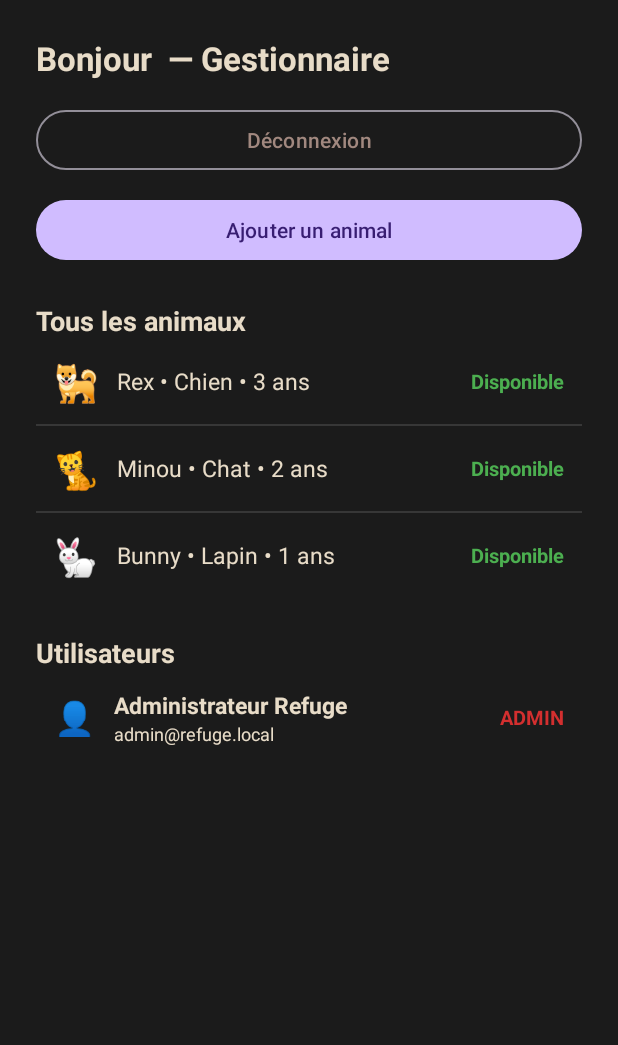
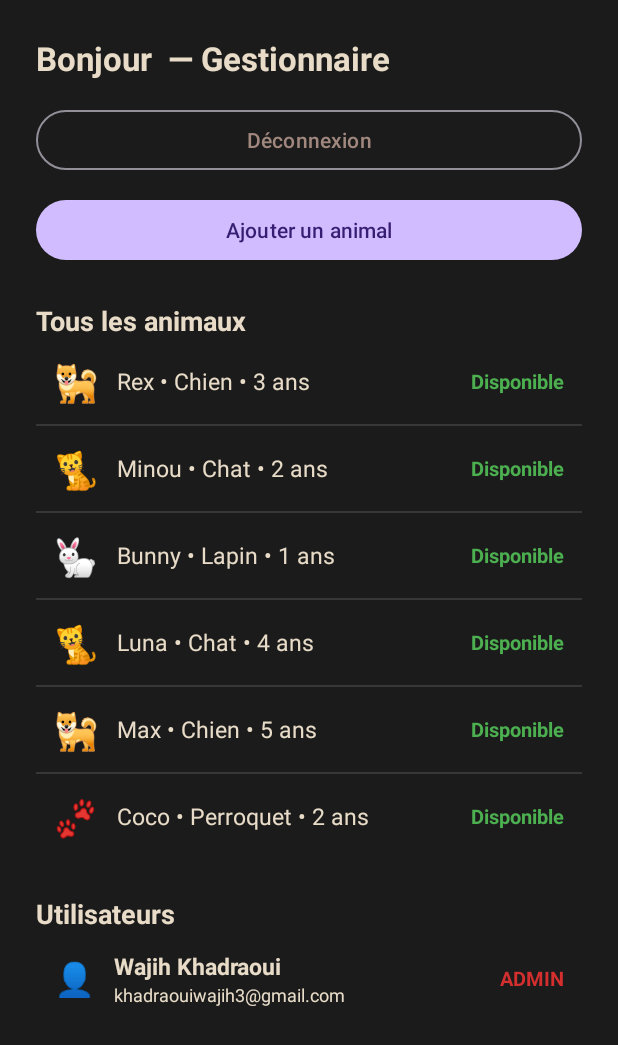
Before and after one commit to khadraoui123/WorkshopPetShelter, an Android app: the AdminDashboardActivity screen opened directly, with no data from a screen before it, on a phone screen of 412 x 824 dp. Shown: the top 1045 px of the screen. Run offline under Robolectric (Android 15) with nearby library versions, the phone set to English and light mode, and no system bars.

Commit message:
feat: phase 8.5 - strict RBAC, admin delete, custom seed data

```diff
--- a/app/src/main/java/com/example/workshoppetshelter/AdminDashboardActivity.java
+++ b/app/src/main/java/com/example/workshoppetshelter/AdminDashboardActivity.java
@@ -17,6 +17,7 @@ import java.util.List;
  * Phase 7: manager dashboard. Pet rows open details in admin mode; the add button
  * opens the real AddPetActivity.
  * Phase 8: empty-state messages are toggled beside each list.
+ * Phase 8.5: every outgoing navigation carries user_role = "ADMIN".
  */
 public class AdminDashboardActivity extends AppCompatActivity {
 
@@ -54,11 +55,15 @@ public class AdminDashboardActivity extends AppCompatActivity {
             Pet pet = (Pet) parent.getItemAtPosition(position);
             Intent intent = new Intent(this, PetDetailsActivity.class);
             intent.putExtra("pet_id", pet.getId());
-            intent.putExtra("is_admin", true);
+            intent.putExtra("user_role", Role.ADMIN.name());
             startActivity(intent);
         });
 
-        btnAddPet.setOnClickListener(v -> startActivity(new Intent(this, AddPetActivity.class)));
+        btnAddPet.setOnClickListener(v -> {
+            Intent intent = new Intent(this, AddPetActivity.class);
+            intent.putExtra("user_role", Role.ADMIN.name());
+            startActivity(intent);
+        });
 
         btnLogout.setOnClickListener(v -> finish());
     }
@@ -72,7 +77,6 @@ public class AdminDashboardActivity extends AppCompatActivity {
         lvAllPets.setAdapter(new PetAdapter(this, pets));
         lvUsers.setAdapter(new UserAdapter(this, users));
 
-        // Phase 8 polish only: no change to what data is loaded or where it goes.
         tvEmptyPets.setVisibility(pets.isEmpty() ? View.VISIBLE : View.GONE);
         tvEmptyUsers.setVisibility(users.isEmpty() ? View.VISIBLE : View.GONE);
     }
--- a/app/src/main/java/com/example/workshoppetshelter/UserDashboardActivity.java
+++ b/app/src/main/java/com/example/workshoppetshelter/UserDashboardActivity.java
@@ -16,6 +16,7 @@ import java.util.List;
 /**
  * Phase 7: adopter dashboard. Pet rows open the real details screen.
  * Phase 8: empty-state messages are toggled beside each list.
+ * Phase 8.5: every outgoing navigation carries user_role = "USER" plus user_id.
  */
 public class UserDashboardActivity extends AppCompatActivity {
 
@@ -59,7 +60,7 @@ public class UserDashboardActivity extends AppCompatActivity {
         Intent intent = new Intent(this, PetDetailsActivity.class);
         intent.putExtra("pet_id", pet.getId());
         intent.putExtra("user_id", userId);
-        intent.putExtra("is_admin", false);
+        intent.putExtra("user_role", Role.USER.name());
         startActivity(intent);
     }
 
@@ -72,7 +73,6 @@ public class UserDashboardActivity extends AppCompatActivity {
         lvAvailablePets.setAdapter(new PetAdapter(this, available));
         lvMyRequests.setAdapter(new PetAdapter(this, requests));
 
-        // Phase 8 polish only: no change to what data is loaded or where it goes.
         tvEmptyAvailable.setVisibility(available.isEmpty() ? View.VISIBLE : View.GONE);
         tvEmptyRequests.setVisibility(requests.isEmpty() ? View.VISIBLE : View.GONE);
     }
--- a/app/src/main/java/com/example/workshoppetshelter/UserDbHelper.java
+++ b/app/src/main/java/com/example/workshoppetshelter/UserDbHelper.java
@@ -93,12 +93,17 @@ public class UserDbHelper extends SQLiteOpenHelper {
     public void onCreate(SQLiteDatabase db) {
         db.execSQL(CREATE_USERS);
         // Admin must exist after the users table and before any pet that could reference a user.
-        insertAccount(db, "Administrateur Refuge", "admin@refuge.local", "Admin123!", Role.ADMIN);
+        // Phase 8.5: presentation account for the professor.
+        insertAccount(db, "Wajih Khadraoui", "khadraouiwajih3@gmail.com", "wajih@123", Role.ADMIN);
 
         db.execSQL(CREATE_PETS);
         insertDefaultPet(db, "Rex", "Chien", 3);
         insertDefaultPet(db, "Minou", "Chat", 2);
         insertDefaultPet(db, "Bunny", "Lapin", 1);
+        // Phase 8.5: three extra seed pets for the demo (6 total).
+        insertDefaultPet(db, "Luna", "Chat", 4);
+        insertDefaultPet(db, "Max", "Chien", 5);
+        insertDefaultPet(db, "Coco", "Perroquet", 2);
     }
 
     @Override
```
Also changed, not shown: app/src/main/java/com/example/workshoppetshelter/AddPetActivity.java (+12 -0 lines), app/src/main/java/com/example/workshoppetshelter/PetDetailsActivity.java (+49 -12 lines), app/src/main/res/layout/activity_pet_details.xml (+12 -0 lines).
